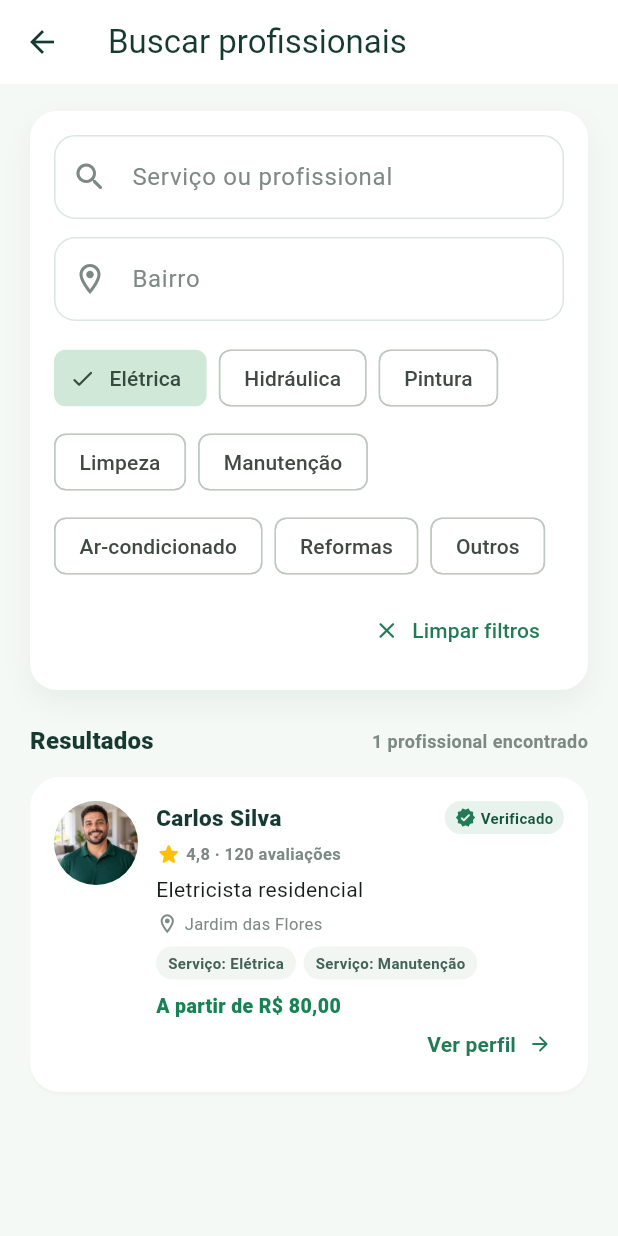
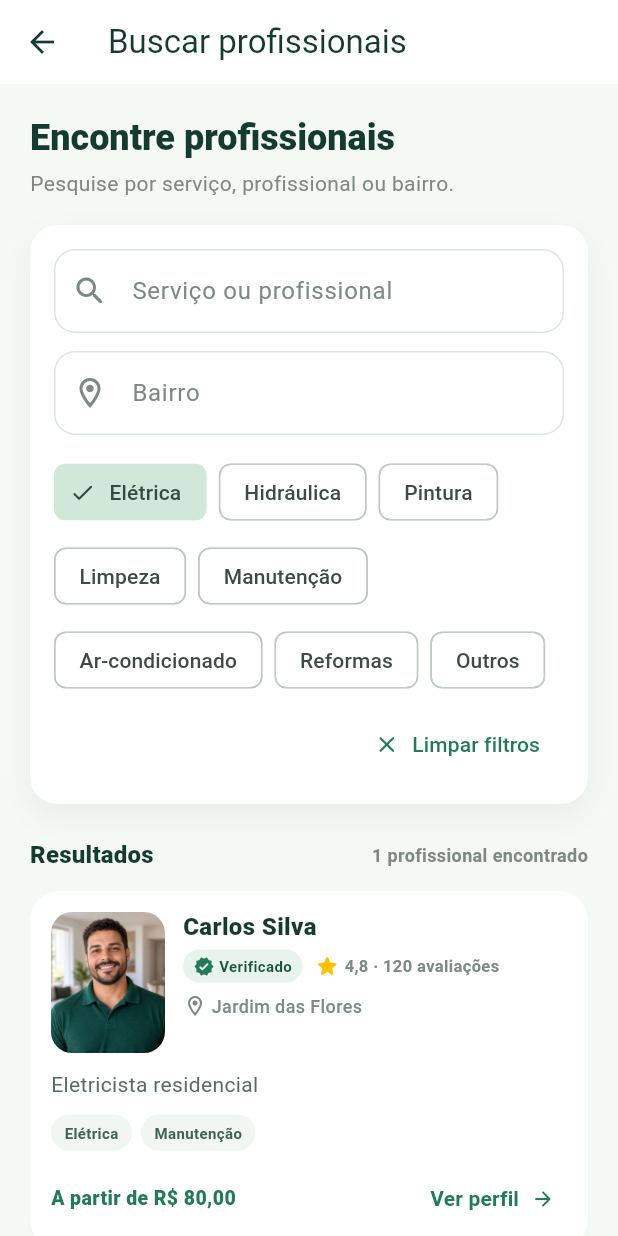
Before and after one commit to dev-stack00/ConectaLar, a Flutter app: the BuscaPage screen opened by its route, after a tap on "Elétrica", on a phone screen of 412 x 824 dp. Run offline on Flutter 3.47's test engine with Material 3 defaults, Android fonts, the phone set to English and light mode, and no system bars; network calls fail.

Commit message:
Melhora estilização da busca e profissionais

```diff
--- a/lib/screens/busca/busca_page.dart
+++ b/lib/screens/busca/busca_page.dart
@@ -141,9 +141,32 @@ class _BuscaPageState extends State<BuscaPage> {
             _profissionais = snapshot.data!.featuredProfessionals;
           }
           final resultados = _resultados;
+          return LayoutBuilder(
+            builder: (context, constraints) {
+              final horizontalPadding = constraints.maxWidth > 760
+                  ? (constraints.maxWidth - 720) / 2
+                  : 20.0;
               return ListView(
-            padding: const EdgeInsets.fromLTRB(20, 18, 20, 28),
+                padding: EdgeInsets.fromLTRB(
+                  horizontalPadding,
+                  20,
+                  horizontalPadding,
+                  28,
+                ),
                 children: [
+                  Text(
+                    'Encontre profissionais',
+                    style: Theme.of(context).textTheme.headlineSmall?.copyWith(
+                      color: AppColors.texto,
+                      fontWeight: FontWeight.w800,
+                    ),
+                  ),
+                  const SizedBox(height: 5),
+                  const Text(
+                    'Pesquise por serviço, profissional ou bairro.',
+                    style: TextStyle(color: AppColors.textoSuave, height: 1.35),
+                  ),
+                  const SizedBox(height: 18),
                   _FiltrosBusca(
                     termoController: _termoController,
                     bairroController: _bairroController,
@@ -173,6 +196,8 @@ class _BuscaPageState extends State<BuscaPage> {
                       ),
                   ],
                 ],
+              );
+            },
           );
         },
       ),
--- a/lib/widgets/profissional_card.dart
+++ b/lib/widgets/profissional_card.dart
@@ -1,5 +1,6 @@
 import 'package:flutter/material.dart';
 
+import '../app/theme.dart';
 import '../models/profissional.dart';
 
 class ProfissionalCard extends StatelessWidget {
@@ -17,194 +18,130 @@ class ProfissionalCard extends StatelessWidget {
   @override
   Widget build(BuildContext context) {
     final preco = profissional.precoInicial;
-    final foto = profissional.fotoAsset;
+
     return Card(
       clipBehavior: Clip.antiAlias,
       child: InkWell(
         onTap: onTap,
         child: Padding(
-          padding: const EdgeInsets.all(16),
-          child: Row(
+          padding: const EdgeInsets.all(14),
+          child: Column(
             crossAxisAlignment: CrossAxisAlignment.start,
             children: [
-              CircleAvatar(
-                radius: 28,
-                backgroundColor: Theme.of(context).colorScheme.primaryContainer,
-                foregroundColor: Theme.of(context).colorScheme.primary,
-                child: foto == null
-                    ? Text(
-                        profissional.nome.isEmpty
-                            ? '?'
-                            : profissional.nome.characters.first.toUpperCase(),
-                      )
-                    : ClipOval(
-                        child: Image.asset(
-                          foto,
-                          width: 56,
-                          height: 56,
-                          fit: BoxFit.cover,
-                          errorBuilder: (_, _, _) => const Icon(
-                            Icons.person_outline_rounded,
-                            size: 28,
-                          ),
-                        ),
-                      ),
-              ),
+              Row(
+                crossAxisAlignment: CrossAxisAlignment.start,
+                children: [
+                  _FotoProfissional(profissional: profissional),
                   const SizedBox(width: 12),
                   Expanded(
                     child: Column(
                       crossAxisAlignment: CrossAxisAlignment.start,
                       children: [
+                        Text(
+                          profissional.nome,
+                          maxLines: 2,
+                          overflow: TextOverflow.ellipsis,
+                          style: const TextStyle(
+                            color: AppColors.texto,
+                            fontSize: 16,
+                            height: 1.15,
+                            fontWeight: FontWeight.w800,
+                          ),
+                        ),
+                        const SizedBox(height: 7),
+                        Wrap(
+                          spacing: 8,
+                          runSpacing: 6,
+                          crossAxisAlignment: WrapCrossAlignment.center,
+                          children: [
+                            if (profissional.verificado)
+                              const _SeloVerificado(),
+                            _AvaliacaoProfissional(profissional: profissional),
+                          ],
+                        ),
+                        const SizedBox(height: 7),
                         Row(
                           children: [
+                            const Icon(
+                              Icons.location_on_outlined,
+                              size: 16,
+                              color: AppColors.textoSuave,
+                            ),
+                            const SizedBox(width: 3),
                             Expanded(
                               child: Text(
-                            profissional.nome,
+                                profissional.bairro,
                                 maxLines: 1,
                                 overflow: TextOverflow.ellipsis,
                                 style: const TextStyle(
-                              color: Color(0xFF153B31),
-                              fontSize: 15,
-                              fontWeight: FontWeight.w800,
-                            ),
-                          ),
-                        ),
-                        if (profissional.verificado) ...[
-                          const SizedBox(width: 6),
-                          Tooltip(
-                            message: 'Verificação documental administrativa',
-                            child: Container(
-                              padding: const EdgeInsets.symmetric(
-                                horizontal: 7,
-                                vertical: 4,
-                              ),
-                              decoration: BoxDecoration(
-                                color: const Color(0xFFE8F3ED),
-                                borderRadius: BorderRadius.circular(20),
-                              ),
-                              child: const Row(
-                                mainAxisSize: MainAxisSize.min,
-                                children: [
-                                  Icon(
-                                    Icons.verified_rounded,
-                                    color: Color(0xFF237A57),
-                                    size: 14,
-                                  ),
-                                  SizedBox(width: 3),
-                                  Text(
-                                    'Verificado',
-                                    style: TextStyle(
-                                      color: Color(0xFF15553B),
-                                      fontSize: 10,
-                                      fontWeight: FontWeight.w700,
-                                    ),
-                                  ),
-                                ],
-                              ),
-                            ),
-                          ),
-                        ],
-                      ],
-                    ),
-                    const SizedBox(height: 5),
-                    Row(
-                      children: [
-                        const Icon(
-                          Icons.star_rounded,
-                          color: Color(0xFFFFC107),
-                          size: 17,
-                        ),
-                        const SizedBox(width: 3),
-                        Text(
-                          profissional.notaMedia == null
-                              ? 'Novo profissional'
-                              : '${profissional.notaMedia!.toStringAsFixed(1).replaceAll('.', ',')} · ${profissional.quantidadeAvaliacoes ?? 0} avaliações',
-                          style: const TextStyle(
-                            color: Color(0xFF7D8985),
-                            fontSize: 11,
-                            fontWeight: FontWeight.w600,
-                          ),
-                        ),
-                      ],
-                    ),
-                    const SizedBox(height: 5),
-                    Text(
-                      profissional.descricao,
-                      maxLines: 1,
-                      overflow: TextOverflow.ellipsis,
-                      style: Theme.of(context).textTheme.bodyMedium,
-                    ),
-                    const SizedBox(height: 5),
-                    Wrap(
-                      spacing: 4,
-                      crossAxisAlignment: WrapCrossAlignment.center,
-                      children: [
-                        const Icon(
-                          Icons.location_on_outlined,
-                          size: 15,
-                          color: Color(0xFF7D8985),
-                        ),
-                        Text(
-                          profissional.bairro,
-                          style: const TextStyle(
-                            color: Color(0xFF7D8985),
-                            fontSize: 11,
-                          ),
-                        ),
-                      ],
-                    ),
-                    if (profissional.servicos.isNotEmpty) ...[
-                      const SizedBox(height: 7),
-                      Wrap(
-                        spacing: 5,
-                        runSpacing: 5,
-                        children: [
-                          for (final servico in profissional.servicos.take(3))
-                            Container(
-                              padding: const EdgeInsets.symmetric(
-                                horizontal: 8,
-                                vertical: 4,
-                              ),
-                              decoration: BoxDecoration(
-                                color: const Color(0xFFF1F6F3),
-                                borderRadius: BorderRadius.circular(20),
-                              ),
-                              child: Text(
-                                'Serviço: $servico',
-                                maxLines: 1,
-                                overflow: TextOverflow.ellipsis,
-                                style: const TextStyle(
-                                  color: Color(0xFF426257),
-                                  fontSize: 10,
-                                  fontWeight: FontWeight.w600,
+                                  color: AppColors.textoSuave,
+                                  fontSize: 12,
+                                  fontWeight: FontWeight.w500,
                                 ),
                               ),
                             ),
                           ],
                         ),
                       ],
-                    const SizedBox(height: 8),
+                    ),
+                  ),
+                ],
+              ),
+              if (profissional.descricao.trim().isNotEmpty) ...[
+                const SizedBox(height: 12),
                 Text(
+                  profissional.descricao,
+                  maxLines: 2,
+                  overflow: TextOverflow.ellipsis,
+                  style: Theme.of(context).textTheme.bodyMedium?.copyWith(
+                    color: const Color(0xFF586B63),
+                    height: 1.35,
+                  ),
+                ),
+              ],
+              if (profissional.servicos.isNotEmpty) ...[
+                const SizedBox(height: 10),
+                Wrap(
+                  spacing: 6,
+                  runSpacing: 6,
+                  children: [
+                    for (final servico in profissional.servicos.take(3))
+                      _ServicoTag(servico: servico),
+                  ],
+                ),
+              ],
+              const SizedBox(height: 12),
+              Row(
+                children: [
+                  Expanded(
+                    child: Text(
                       preco == null
                           ? 'Preço sob consulta'
                           : 'A partir de R\$ ${preco.toStringAsFixed(2).replaceAll('.', ',')}',
+                      maxLines: 2,
+                      overflow: TextOverflow.ellipsis,
                       style: const TextStyle(
-                        color: Color(0xFF168354),
+                        color: AppColors.verde,
                         fontSize: 13,
+                        height: 1.2,
                         fontWeight: FontWeight.w800,
                       ),
                     ),
-                    Align(
-                      alignment: Alignment.centerRight,
-                      child: TextButton.icon(
+                  ),
+                  if (trailingAction != null) ...[
+                    const SizedBox(width: 4),
+                    trailingAction!,
+                  ],
+                  const SizedBox(width: 4),
+                  TextButton.icon(
                     onPressed: onTap,
                     style: TextButton.styleFrom(
-                          foregroundColor: const Color(0xFF237A57),
+                      foregroundColor: AppColors.verde,
                       padding: const EdgeInsets.symmetric(
                         horizontal: 8,
-                            vertical: 2,
+                        vertical: 8,
                       ),
-                          minimumSize: const Size(0, 32),
+                      minimumSize: const Size(0, 40),
                       tapTargetSize: MaterialTapTargetSize.shrinkWrap,
                     ),
                     iconAlignment: IconAlignment.end,
@@ -214,14 +151,8 @@ class ProfissionalCard extends StatelessWidget {
                       style: TextStyle(fontWeight: FontWeight.w700),
                     ),
                   ),
-                    ),
                 ],
               ),
-              ),
-              if (trailingAction != null) ...[
-                const SizedBox(width: 4),
-                trailingAction!,
-              ],
             ],
           ),
         ),
@@ -229,3 +160,144 @@ class ProfissionalCard extends StatelessWidget {
     );
   }
 }
+
+class _FotoProfissional extends StatelessWidget {
+  const _FotoProfissional({required this.profissional});
+
+  final Profissional profissional;
+
+  @override
+  Widget build(BuildContext context) {
+    final foto = profissional.fotoAsset;
+    return ClipRRect(
+      borderRadius: BorderRadius.circular(14),
+      child: SizedBox(
+        width: 76,
+        height: 94,
+        child: foto == null
+            ? _FotoAusente(nome: profissional.nome)
+            : Image.asset(
+                foto,
+                fit: BoxFit.cover,
+                alignment: Alignment.topCenter,
+                semanticLabel: 'Foto de ${profissional.nome}',
+                errorBuilder: (_, _, _) =>
+                    _FotoAusente(nome: profissional.nome),
+              ),
+      ),
+    );
+  }
+}
+
+class _FotoAusente extends StatelessWidget {
+  const _FotoAusente({required this.nome});
+
+  final String nome;
+
+  @override
+  Widget build(BuildContext context) {
+    final inicial = nome.trim().isEmpty ? '?' : nome.characters.first;
+    return ColoredBox(
+      color: AppColors.verdeClaro,
+      child: Center(
+        child: Text(
+          inicial.toUpperCase(),
+          style: const TextStyle(
+            color: AppColors.verdeEscuro,
+            fontSize: 28,
+            fontWeight: FontWeight.w800,
+          ),
+        ),
+      ),
+    );
+  }
+}
+
+class _SeloVerificado extends StatelessWidget {
+  const _SeloVerificado();
+
+  @override
+  Widget build(BuildContext context) {
+    return Tooltip(
+      message: 'Verificação documental administrativa',
+      child: Container(
+        padding: const EdgeInsets.symmetric(horizontal: 7, vertical: 4),
+        decoration: BoxDecoration(
+          color: AppColors.verdeClaro,
+          borderRadius: BorderRadius.circular(20),
+        ),
+        child: const Row(
+          mainAxisSize: MainAxisSize.min,
+          children: [
+            Icon(Icons.verified_rounded, color: AppColors.verde, size: 14),
+            SizedBox(width: 3),
+            Text(
+              'Verificado',
+              style: TextStyle(
+                color: AppColors.verdeEscuro,
+                fontSize: 10,
+                fontWeight: FontWeight.w700,
+              ),
+            ),
+          ],
+        ),
+      ),
+    );
+  }
+}
+
+class _AvaliacaoProfissional extends StatelessWidget {
+  const _AvaliacaoProfissional({required this.profissional});
+
+  final Profissional profissional;
+
+  @override
+  Widget build(BuildContext context) {
+    final nota = profissional.notaMedia;
+    return Row(
+      mainAxisSize: MainAxisSize.min,
+      children: [
+        const Icon(Icons.star_rounded, color: AppColors.estrela, size: 17),
+        const SizedBox(width: 3),
+        Text(
+          nota == null
+              ? 'Novo profissional'
+              : '${nota.toStringAsFixed(1).replaceAll('.', ',')} · ${profissional.quantidadeAvaliacoes ?? 0} avaliações',
+          style: const TextStyle(
+            color: AppColors.textoSuave,
+            fontSize: 11,
+            fontWeight: FontWeight.w600,
+          ),
+        ),
+      ],
+    );
+  }
+}
+
+class _ServicoTag extends StatelessWidget {
+  const _ServicoTag({required this.servico});
+
+  final String servico;
+
+  @override
+  Widget build(BuildContext context) {
+    return Container(
+      constraints: const BoxConstraints(maxWidth: 180),
+      padding: const EdgeInsets.symmetric(horizontal: 9, vertical: 5),
+      decoration: BoxDecoration(
+        color: const Color(0xFFF1F6F3),
+        borderRadius: BorderRadius.circular(20),
+      ),
+      child: Text(
+        servico,
+        maxLines: 1,
+        overflow: TextOverflow.ellipsis,
+        style: const TextStyle(
+          color: Color(0xFF426257),
+          fontSize: 10,
+          fontWeight: FontWeight.w600,
+        ),
+      ),
+    );
+  }
+}
```
Lines whose indentation alone changed are shown as unchanged.
